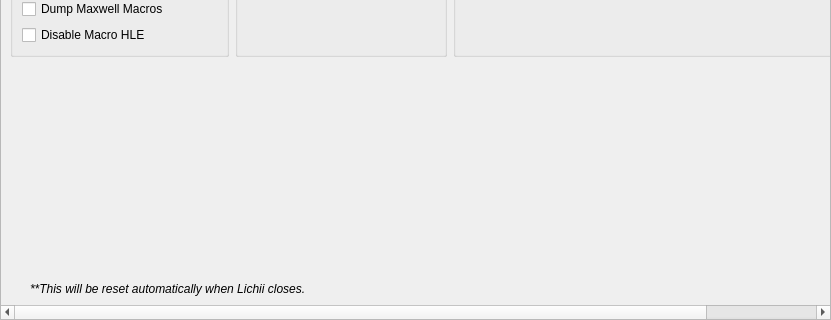
Qt form src/yuzu/configuration/configure_debug.ui (Darkfiredoom/PhoenixEmu) before a commit; both pictures show x 0 to 831 and y 440 to 760 of the 831 by 760 pixel window.
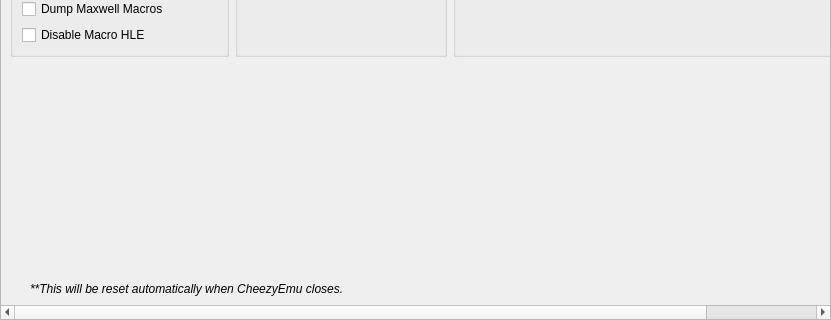
The same form after that commit.

Commit message: Rename the emulator to CheezyEmu, with its own icon

What changed in the file:
```diff
--- a/src/yuzu/configuration/configure_debug.ui
+++ b/src/yuzu/configuration/configure_debug.ui
@@ -784,7 +784,7 @@
        </font>
       </property>
       <property name="text">
-    <string>**This will be reset automatically when Lichii closes.</string>
+    <string>**This will be reset automatically when CheezyEmu closes.</string>
       </property>
       <property name="indent">
        <number>20</number>
```
The commit also changes 97 other files.
